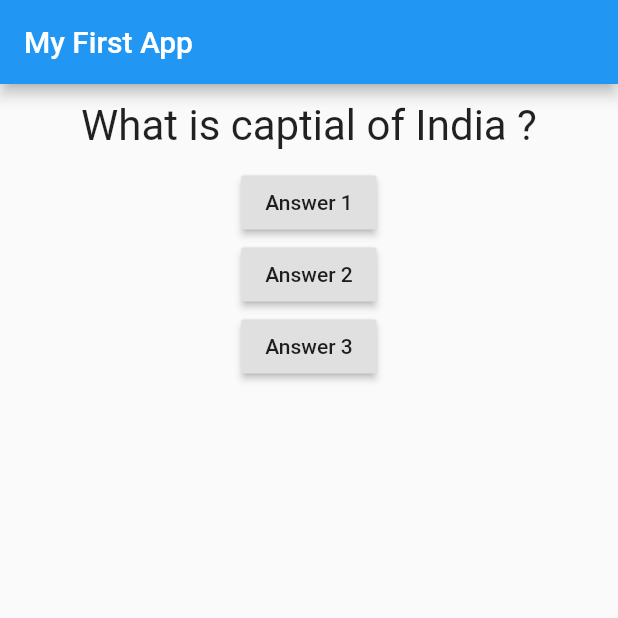
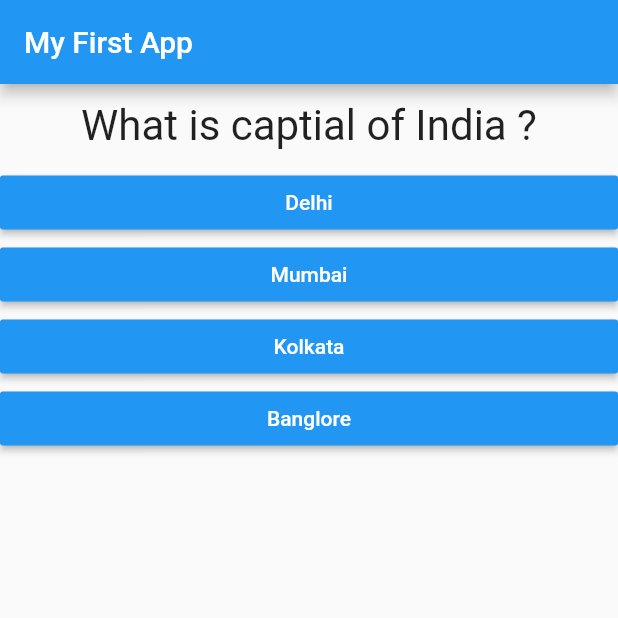
Before and after one commit to tanishparmar/Quiz_App_Flutter, a Flutter app: the screen it shows after launch, on a phone screen of 412 x 824 dp, the top half of it. Run offline on Flutter 3.47's test engine with Material 2 defaults, Android fonts, the phone set to English and light mode, and no system bars.

Commit message:
Version 0.2

```diff
--- /dev/null
+++ b/lib/answer.dart
@@ -0,0 +1,20 @@
+import 'package:flutter/material.dart';
+
+class Answer extends StatelessWidget {
+  final VoidCallback selectHandler;
+  final String answerText;
+
+  Answer(this.selectHandler, this.answerText);
+  @override
+  Widget build(BuildContext context) {
+    return Container(
+      width: double.infinity,
+      child: RaisedButton(
+        color: Colors.blue,
+        textColor: Colors.white,
+        child: Text(answerText),
+        onPressed: selectHandler,
+      ),
+    );
+  }
+}
--- a/lib/main.dart
+++ b/lib/main.dart
@@ -1,5 +1,6 @@
 import 'package:flutter/material.dart';
 import 'question.dart';
+import 'answer.dart';
 
 void main() {
   runApp(MyApp());
@@ -25,9 +26,19 @@ class _MyAppState extends State<MyApp> {
 
   @override
   Widget build(BuildContext context) {
-    var questions = [
-      'What is captial of India ?',
-      'What is financial capital of Maharashtra ?'
+    const questions = const [
+      {
+        'questionText': 'What is captial of India ?',
+        'answers': ['Delhi', 'Mumbai', 'Kolkata', 'Banglore'],
+      },
+      {
+        'questionText': 'What is financial capital of Maharashtra ?',
+        'answers': ['Delhi', 'Mumbai', 'Kolkata', 'Banglore'],
+      },
+      {
+        'questionText': 'What is the capital of West Bengal ?',
+        'answers': ['Delhi', 'Mumbai', 'Kolkata', 'Banglore']
+      },
     ];
     return MaterialApp(
       home: Scaffold(
@@ -36,19 +47,13 @@ class _MyAppState extends State<MyApp> {
         ),
         body: Column(
           children: [
-            Question(questions[_questionIndex]),
-            RaisedButton(
-              child: Text("Answer 1"),
-              onPressed: _answerQuestion,
+            Question(
+              questions[_questionIndex]['questionText'].toString(),
             ),
-            RaisedButton(
-              child: Text("Answer 2"),
-              onPressed: _answerQuestion,
-            ),
-            RaisedButton(
-              child: Text("Answer 3"),
-              onPressed: _answerQuestion,
-            ),
+            ...(questions[_questionIndex]['answers'] as List<String>)
+                .map((answer) {
+              return Answer(_answerQuestion, answer);
+            }).toList()
           ],
         ),
       ),
```
Also changed, not shown: 1 other file.
